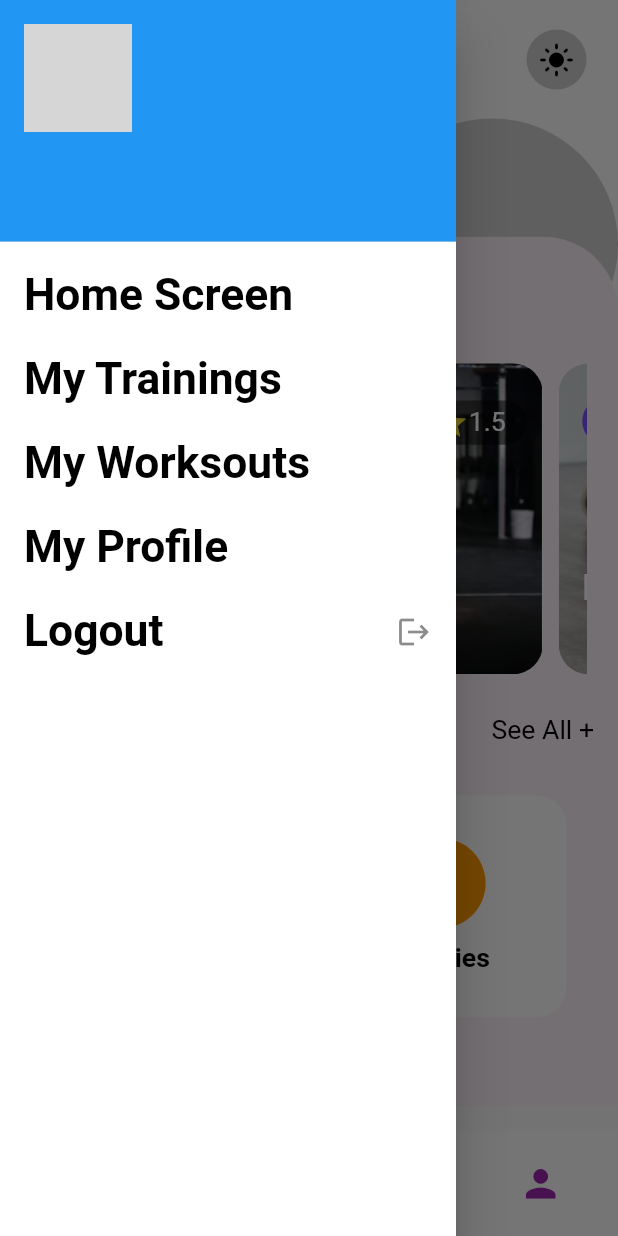
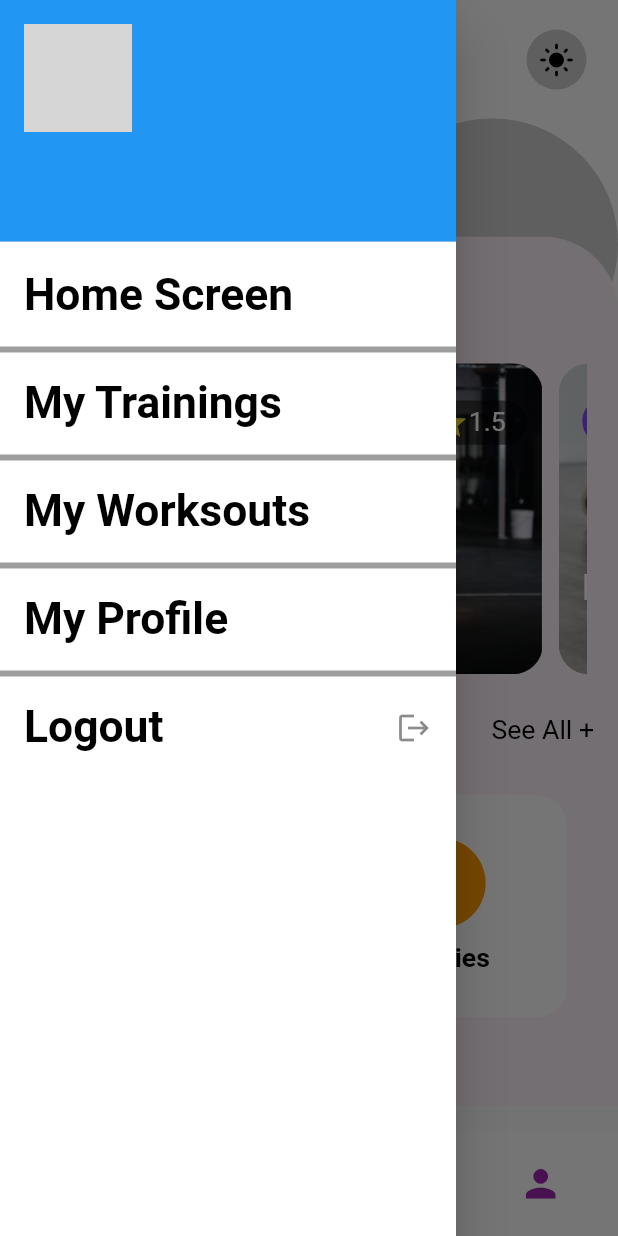
Before and after one commit to mohammedNaserHassan/Green-GYM, a Flutter app: the Home screen opened directly, with the side drawer open, on a phone screen of 412 x 824 dp. Run offline on Flutter 3.47's test engine with Material 2 defaults, Android fonts, the phone set to English and light mode, and no system bars; drawn by our look-alikes of sliding_clipped_nav_bar; our stand-ins replace cloud_firestore, firebase_auth, firebase_core, firebase_storage, flutter_screenutil, fluttertoast and 4 more; missing offline and left inert: flutter_carousel_slider; accounts and stored records are empty; network calls fail; Roboto replaces fonts that are missing (Aladin); grey boxes are pictures that could not be loaded.

Commit message:
connect with fireBase

```diff
--- a/lib/Authintication/UI/LoginScreen.dart
+++ b/lib/Authintication/UI/LoginScreen.dart
@@ -55,8 +55,7 @@ class LoginScreen extends StatelessWidget {
                           buildTextField(title: 'Email',prefex: Icons.email,controller: getx.email),
                           buildTextField(title: 'Password',prefex: Icons.lock,controller: getx.password,state: true),
                           SizedBox(height: 20.h,),
-                       getx.loginLoad?CircularProgressIndicator(color: Colors.teal,): buildButton('Login',(){
-                         getx.setLoading();
+                       GymController.loginLoad?CircularProgressIndicator(color: Colors.teal,): buildButton('Login',(){
                           getx.login();
                         },Colors.teal),
                         ],
--- a/lib/Authintication/UI/RegisterScreen.dart
+++ b/lib/Authintication/UI/RegisterScreen.dart
@@ -52,7 +52,7 @@ class RegisterScreen extends StatelessWidget {
                         child: Column(
                           children: [
                             SizedBox(height: 10.h,),
-                            Text('Login To GYM App',style: Theme.of(context).textTheme.bodyText1?.copyWith(fontSize: 23),),
+                            Text('Register To GYM App',style: Theme.of(context).textTheme.bodyText1?.copyWith(fontSize: 23),),
                             GestureDetector(
                               onTap: () {
                                 getx.selectFile();
@@ -64,7 +64,7 @@ class RegisterScreen extends StatelessWidget {
                                 child: getx.file == null
                                     ? CircleAvatar(
                                   backgroundColor: Colors.teal,
-                                  child: Icon(Icons.add_a_photo_outlined,size: 35.sp,),
+                                  child: Icon(Icons.add_a_photo_outlined,size: 35.sp,color: Colors.white,),
                                 )
                                     : Image.file(getx.file??File(''),
                                     fit: BoxFit.fill),
@@ -74,7 +74,7 @@ class RegisterScreen extends StatelessWidget {
                             buildTextField(title: 'Email',prefex: Icons.email,controller: getx.email),
                             buildTextField(title: 'Password',prefex: Icons.lock,controller: getx.password,state: true),
                             buildTextField(title: 'Conform Password',prefex: Icons.lock,controller: getx.conformPassword,state: true),
-                           getx.isLoading?CircularProgressIndicator(): buildButton('Register',(){
+                           GymController.isLoading?CircularProgressIndicator(): buildButton('Register',(){
                               getx.register();
                             },Colors.teal),
                           ],
--- a/lib/Screens/Home.dart
+++ b/lib/Screens/Home.dart
@@ -181,13 +181,21 @@ class Home extends StatelessWidget {
     );
   }
 
-  ListTile buildListTile(GymController getx,String txt,int index) {
-    return ListTile(
+  Widget buildListTile(GymController getx,String txt,int index) {
+    return Column(
+      children: [
+        ListTile(
                       title: Text(txt,style: GoogleFonts.abhayaLibre(),),
                       onTap: (){
                         getx.onButtonPressed(index);
                         Get.back();
                       },
+                    ),
+        Divider(
+          color: Colors.grey,
+          thickness: 4.0,
+        )
+      ],
     );
   }
 }
--- a/lib/Tabs/Account.dart
+++ b/lib/Tabs/Account.dart
@@ -1,4 +1,3 @@
-import 'package:cached_network_image/cached_network_image.dart';
 import 'package:flutter/material.dart';
 import 'package:flutter_screenutil/flutter_screenutil.dart';
 import 'package:get/get.dart';
@@ -79,7 +78,7 @@ class Account extends StatelessWidget {
                     child: Container(
                         height: 80.h,
                         decoration: BoxDecoration(
-                            color: Colors.tealAccent,
+                            color: Theme.of(context).highlightColor,
                             borderRadius: BorderRadius.circular(10)),
                         child: Padding(
                           padding:  EdgeInsets.symmetric(horizontal: 10.w, vertical: 10.h),
--- a/lib/Widgets/buildTextField.dart
+++ b/lib/Widgets/buildTextField.dart
@@ -13,7 +13,6 @@ class buildTextField extends StatelessWidget {
       width: 310.w,
       height: 50.h,
       margin: EdgeInsets.symmetric(vertical: 15.h,horizontal: 30.w),
-      child: Expanded(
       child: TextField(
         obscureText: state,
         style: TextStyle(color: Colors.black),
@@ -32,7 +31,6 @@ class buildTextField extends StatelessWidget {
             prefixIcon: Icon(prefex,color: Colors.black)
         ),
       ),
-      ),
     );
   }
 }
--- a/pubspec.yaml
+++ b/pubspec.yaml
@@ -19,7 +19,6 @@ dependencies:
   cloud_firestore:
   firebase_storage:
   image_picker:
-  cached_network_image:
 dev_dependencies:
   flutter_test: {sdk: flutter}
   flutter_lints: ^1.0.0
```
Also changed, not shown: lib/Authintication/Helper/auth_helper.dart (+6 -2 lines), lib/Authintication/UI/LoginRegister.dart (+6 -1 lines), lib/State Managment/GymController.dart (+24 -22 lines), pubspec.lock. Lines whose indentation alone changed are shown as unchanged.
